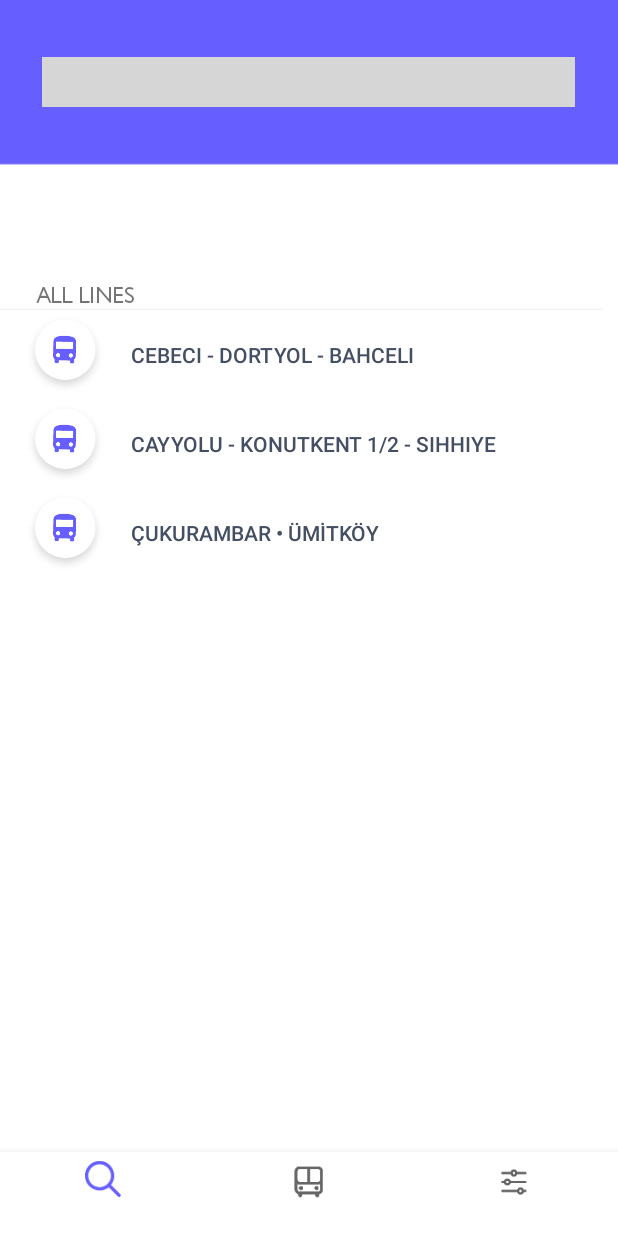
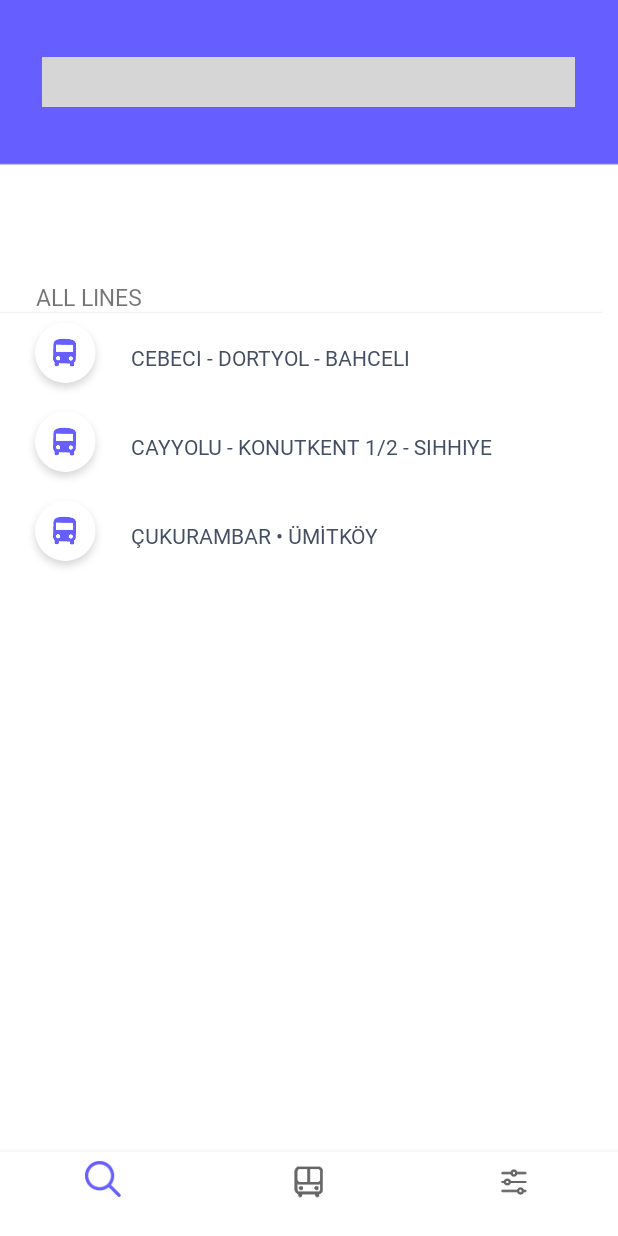
Before and after one commit to mertsenn1/KardeslerMinibus, an Android app: the screen it shows after launch (SearchTab), after a tap on "PASSENGER ENTRY", on a phone screen of 412 x 824 dp. Run offline under Robolectric (Android 15) with nearby library versions, the light colour scheme and no system bars; grey boxes are pictures that could not be loaded.

Commit message:
27.04.2020 v0.2

```diff
--- a/app/src/main/java/com/example/comingsoon/MainActivity.java
+++ b/app/src/main/java/com/example/comingsoon/MainActivity.java
@@ -18,7 +18,7 @@ public class MainActivity extends AppCompatActivity {
     }
 
     private void configureNextButton() {
-        Button buttonNext = (Button) findViewById( R.id.buttonNext);
+        Button buttonNext = (Button) findViewById( R.id.passengerLoginButton);
         buttonNext.setOnClickListener(new View.OnClickListener() {
             @Override
             public void onClick(View view) {
--- a/app/src/main/res/layout/activity_search_tab.xml
+++ b/app/src/main/res/layout/activity_search_tab.xml
@@ -13,10 +13,7 @@
         android:layout_width="match_parent"
         android:layout_height="match_parent"
         tools:layout_editor_absoluteX="383dp"
-        tools:layout_editor_absoluteY="34dp">
-
-
-    </androidx.fragment.app.FragmentContainerView>
+        tools:layout_editor_absoluteY="34dp" />
 
     <com.google.android.material.bottomnavigation.BottomNavigationView
         android:layout_width="match_parent"
@@ -54,7 +51,7 @@
     </SearchView>
 
     <ScrollView
-        android:id="@+id/scrollView2"
+        android:id="@+id/routesScrollView"
         android:layout_width="402dp"
         android:layout_height="572dp"
         android:layout_marginTop="44dp"
@@ -72,18 +69,19 @@
             android:orientation="vertical">
 
             <TextView
-                android:id="@+id/textView3"
+                android:id="@+id/allLines"
                 android:layout_width="wrap_content"
                 android:layout_height="wrap_content"
+                android:layout_marginStart="24dp"
+                android:layout_marginLeft="24dp"
                 android:layout_marginTop="8dp"
-                android:layout_marginLeft="24dp"
-                android:fontFamily="@font/regular"
+                android:fontFamily="@font/sfregular"
                 android:gravity="start"
                 android:text="ALL LINES"
-                android:textSize="15dp" />
+                android:textSize="15sp" />
 
             <Button
-                android:id="@+id/button3"
+                android:id="@+id/route1"
                 android:layout_width="match_parent"
                 android:layout_height="wrap_content"
                 android:background="@drawable/scroll_button"
@@ -92,11 +90,14 @@
                 android:drawablePadding="14dp"
                 android:paddingLeft="14dp"
                 android:text="CEBECI - DORTYOL - BAHCELI"
+                android:fontFamily="@font/sfregular"
                 android:textAlignment="viewStart"
-                android:textColor="@color/mediumgray" />
+                android:textColor="@color/mediumgray"
+                android:paddingStart="14dp"
+                tools:ignore="RtlSymmetry" />
 
             <Button
-                android:id="@+id/button4"
+                android:id="@+id/route2"
                 android:layout_width="match_parent"
                 android:layout_height="wrap_content"
                 android:background="@drawable/scroll_button"
@@ -104,11 +105,15 @@
                 android:drawablePadding="14dp"
                 android:paddingLeft="14dp"
                 android:text="CAYYOLU - KONUTKENT 1/2 - SIHHIYE"
+                android:fontFamily="@font/sfregular"
                 android:textAlignment="viewStart"
-                android:textColor="@color/mediumgray" />
+                android:textColor="@color/mediumgray"
+                android:drawableStart="@drawable/searchbusicon"
+                android:paddingStart="14dp"
+                tools:ignore="RtlSymmetry" />
 
             <Button
-                android:id="@+id/button5"
+                android:id="@+id/route3"
                 android:layout_width="match_parent"
                 android:layout_height="match_parent"
                 android:background="@drawable/scroll_button"
@@ -116,8 +121,12 @@
                 android:drawablePadding="14dp"
                 android:paddingLeft="14dp"
                 android:text="ÇUKURAMBAR • ÜMİTKÖY"
+                android:fontFamily="@font/sfregular"
                 android:textAlignment="viewStart"
-                android:textColor="@color/mediumgray" />
+                android:textColor="@color/mediumgray"
+                android:paddingStart="14dp"
+                android:drawableStart="@drawable/searchbusicon"
+                tools:ignore="RtlSymmetry" />
 
         </LinearLayout>
     </ScrollView>
--- a/app/src/main/res/values/strings.xml
+++ b/app/src/main/res/values/strings.xml
@@ -8,4 +8,7 @@
 
     <!-- TODO: Remove or change this placeholder text -->
     <string name="hello_blank_fragment">Hello blank fragment</string>
+    <string name="intro_text">The best way to find your way around. Let\'s get \nstarted!</string>
+    <string name="passenger_entry">PASSENGER ENTRY</string>
+    <string name="driver_login">DRIVER LOGIN</string>
 </resources>
```
Also changed, not shown: app/src/main/res/layout/activity_main.xml (+31 -25 lines).
